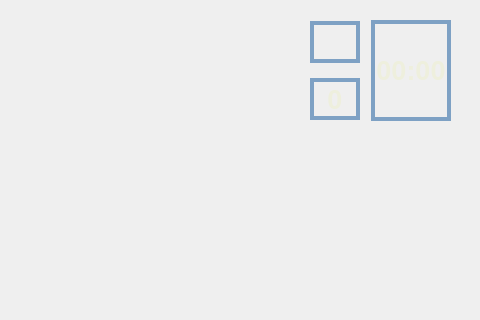
Qt form Underperforming-Students-vs-Teachers/gamewindow.ui (mitester/Underperforming-Students-vs-Teachers) before a commit; both pictures show x 800 to 1280 and y 0 to 320 of the 1280 by 720 pixel window.
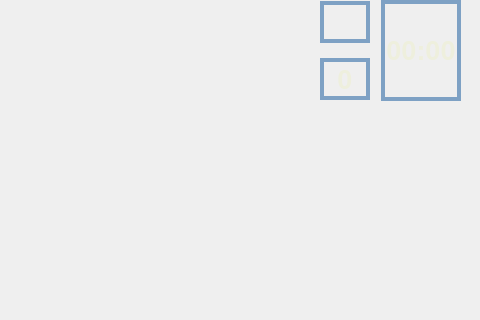
The same form after that commit. Icons and pictures are not drawn. Custom widgets are drawn as their Qt base class.

The edit to the form file:
```diff
--- a/Underperforming-Students-vs-Teachers/gamewindow.ui
+++ b/Underperforming-Students-vs-Teachers/gamewindow.ui
@@ -75,8 +75,8 @@
    <widget class="QWidget" name="widget_right" native="true">
     <property name="geometry">
      <rect>
-      <x>1090</x>
-      <y>20</y>
+      <x>1100</x>
+      <y>0</y>
       <width>161</width>
       <height>101</height>
      </rect>
@@ -105,7 +105,7 @@
       </property>
       <item>
        <widget class="QWidget" name="widget_redbull" native="true">
-        <widget class="QWidget" name="">
+        <widget class="QWidget" name="layoutWidget">
          <property name="geometry">
           <rect>
            <x>20</x>
```
